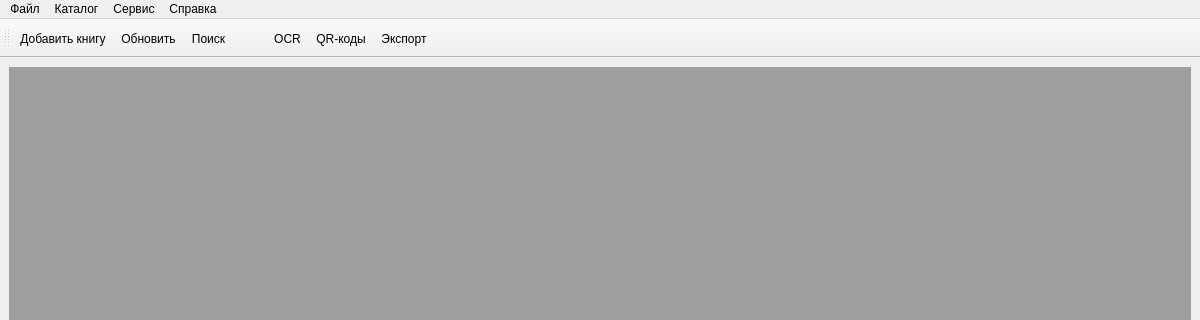
ivankrtulgu/kurs_kod_MTP_6_sem, file ui/forms/main_window.ui: the form before one commit; both pictures show x 0 to 1200 and y 0 to 320 of the 1200 by 800 pixel window.
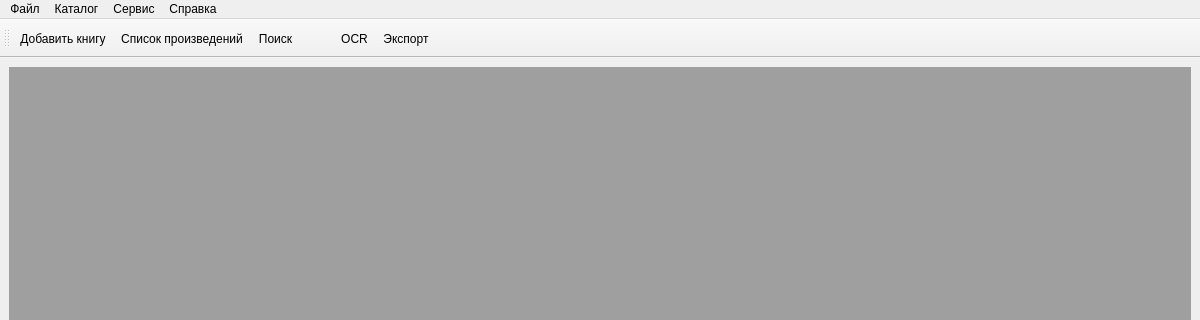
The form after the commit.

Diff of the .ui file:
```diff
--- a/ui/forms/main_window.ui
+++ b/ui/forms/main_window.ui
@@ -105,7 +105,6 @@
    <addaction name="action_search"/>
    <addaction name="separator_toolbar"/>
    <addaction name="action_ocr"/>
-   <addaction name="action_generate_qr"/>
    <addaction name="action_export"/>
   </widget>
   
@@ -162,7 +161,7 @@
   
   <action name="action_refresh">
    <property name="text">
-    <string>Обновить</string>
+     <string>Список произведений</string>
    </property>
    <property name="toolTip">
     <string>Обновить список книг</string>
@@ -229,18 +228,6 @@
    </property>
   </action>
   
-  <action name="action_generate_qr">
-   <property name="text">
-    <string>QR-коды</string>
-   </property>
-   <property name="toolTip">
-    <string>Сгенерировать QR-коды для книг</string>
-   </property>
-   <property name="objectName">
-    <string>action_generate_qr</string>
-   </property>
-  </action>
-  
   <action name="action_about">
    <property name="text">
     <string>О программе</string>
```
Left out of the diff: 1 changed line with no effect on the pictures. Lines whose indentation alone changed are shown as unchanged.
